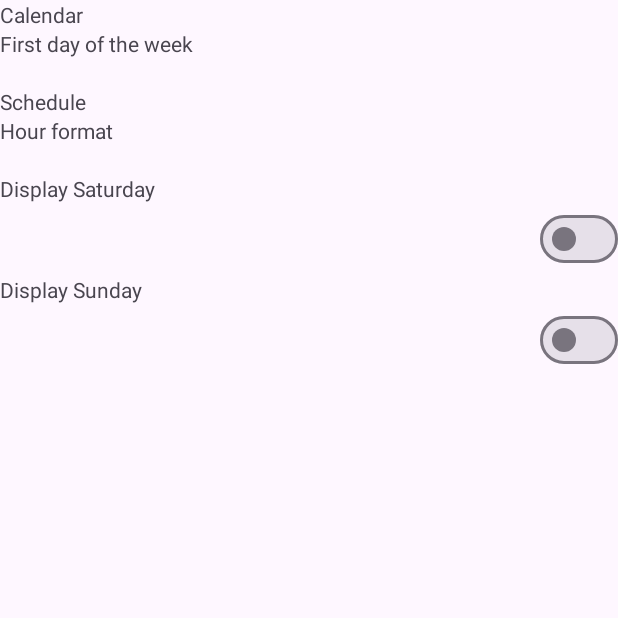
After one commit to MichaelBravoManyari/University-Schedule, an Android app: the fragment ScheduleConfigurationFragment shown on its own in the app's theme, on a phone screen of 412 x 824 dp, the top half of it. The commit adds this screen. Run offline under Robolectric (Android 15) with nearby library versions, the phone set to English and light mode, and no system bars.

Commit message:
schedule configuration fragment

```diff
--- a/feature/schedule/build.gradle.kts
+++ b/feature/schedule/build.gradle.kts
@@ -1,5 +1,6 @@
 plugins {
     id("universityschedule.android.ui")
+    alias(libs.plugins.org.jetbrains.kotlin.android)
 }
 
 android {
--- /dev/null
+++ b/feature/schedule/src/main/java/com/studentsapps/schedule/ScheduleConfigurationFragment.kt
@@ -0,0 +1,16 @@
+package com.studentsapps.schedule
+
+import android.os.Bundle
+import androidx.fragment.app.Fragment
+import android.view.LayoutInflater
+import android.view.View
+import android.view.ViewGroup
+class ScheduleConfigurationFragment : Fragment() {
+
+    override fun onCreateView(
+        inflater: LayoutInflater, container: ViewGroup?,
+        savedInstanceState: Bundle?
+    ): View {
+        return inflater.inflate(R.layout.fragment_schedule_configuration, container, false)
+    }
+}
--- /dev/null
+++ b/feature/schedule/src/main/java/com/studentsapps/schedule/ScheduleConfigurationViewModel.kt
@@ -0,0 +1,18 @@
+package com.studentsapps.schedule
+
+import androidx.lifecycle.ViewModel
+
+class ScheduleConfigurationViewModel : ViewModel() {
+}
+
+sealed interface ScheduleConfigurationUiState {
+
+    data object Loading : ScheduleConfigurationUiState
+
+    data class Success(
+        val isMondayFirstDayOfWeek: Boolean,
+        val is12HoursFormat: Boolean,
+        val showSaturday: Boolean,
+        val showSunday: Boolean,
+    ) : ScheduleConfigurationUiState
+}
--- /dev/null
+++ b/feature/schedule/src/main/res/layout/fragment_schedule_configuration.xml
@@ -0,0 +1,88 @@
+<?xml version="1.0" encoding="utf-8"?>
+<androidx.constraintlayout.widget.ConstraintLayout xmlns:android="http://schemas.android.com/apk/res/android"
+    xmlns:app="http://schemas.android.com/apk/res-auto"
+    xmlns:tools="http://schemas.android.com/tools"
+    android:layout_width="match_parent"
+    android:layout_height="match_parent"
+    tools:context=".ScheduleConfigurationFragment">
+
+    <com.google.android.material.textview.MaterialTextView
+        android:id="@+id/calendar_preferences"
+        android:layout_width="wrap_content"
+        android:layout_height="wrap_content"
+        android:text="@string/calendar_preferences"
+        app:layout_constraintStart_toStartOf="parent"
+        app:layout_constraintTop_toTopOf="parent" />
+
+    <com.google.android.material.textview.MaterialTextView
+        android:id="@+id/first_day_of_week"
+        android:layout_width="wrap_content"
+        android:layout_height="wrap_content"
+        android:text="@string/first_day_of_week"
+        app:layout_constraintStart_toStartOf="parent"
+        app:layout_constraintTop_toBottomOf="@id/calendar_preferences" />
+
+    <com.google.android.material.textview.MaterialTextView
+        android:id="@+id/first_day_of_week_value"
+        android:layout_width="wrap_content"
+        android:layout_height="wrap_content"
+        app:layout_constraintStart_toStartOf="parent"
+        app:layout_constraintTop_toBottomOf="@id/first_day_of_week"
+        tools:text="Monday" />
+
+    <com.google.android.material.textview.MaterialTextView
+        android:id="@+id/time_preferences"
+        android:layout_width="wrap_content"
+        android:layout_height="wrap_content"
+        android:text="@string/time_preferences"
+        app:layout_constraintStart_toStartOf="parent"
+        app:layout_constraintTop_toBottomOf="@id/first_day_of_week_value" />
+
+    <com.google.android.material.textview.MaterialTextView
+        android:id="@+id/hour_format"
+        android:text="@string/hour_format"
+        app:layout_constraintStart_toStartOf="parent"
+        app:layout_constraintTop_toBottomOf="@id/time_preferences"
+        android:layout_width="wrap_content"
+        android:layout_height="wrap_content" />
+
+    <com.google.android.material.textview.MaterialTextView
+        android:id="@+id/hour_format_value"
+        android:layout_width="wrap_content"
+        android:layout_height="wrap_content"
+        app:layout_constraintStart_toStartOf="parent"
+        app:layout_constraintTop_toBottomOf="@id/hour_format"
+        tools:text="12 horas"/>
+
+    <com.google.android.material.textview.MaterialTextView
+        android:id="@+id/display_saturday"
+        android:layout_width="wrap_content"
+        android:layout_height="wrap_content"
+        android:text="@string/display_saturday"
+        app:layout_constraintStart_toStartOf="parent"
+        app:layout_constraintTop_toBottomOf="@id/hour_format_value" />
+
+    <com.google.android.material.materialswitch.MaterialSwitch
+        android:id="@+id/saturday_display_switch"
+        android:layout_width="wrap_content"
+        android:layout_height="wrap_content"
+        android:contentDescription="@string/saturday_display_switch"
+        app:layout_constraintEnd_toEndOf="parent"
+        app:layout_constraintTop_toBottomOf="@id/display_saturday" />
+
+    <com.google.android.material.textview.MaterialTextView
+        android:id="@+id/display_sunday"
+        android:layout_width="wrap_content"
+        android:layout_height="wrap_content"
+        android:text="@string/display_sunday"
+        app:layout_constraintStart_toStartOf="parent"
+        app:layout_constraintTop_toBottomOf="@id/saturday_display_switch" />
+
+    <com.google.android.material.materialswitch.MaterialSwitch
+        android:id="@+id/sunday_display_switch"
+        android:layout_width="wrap_content"
+        android:layout_height="wrap_content"
+        android:contentDescription="@string/sunday_display_switch"
+        app:layout_constraintEnd_toEndOf="parent"
+        app:layout_constraintTop_toBottomOf="@id/display_sunday" />
+</androidx.constraintlayout.widget.ConstraintLayout>
--- a/feature/schedule/src/main/res/values/strings.xml
+++ b/feature/schedule/src/main/res/values/strings.xml
@@ -1,4 +1,15 @@
 <?xml version="1.0" encoding="utf-8"?>
 <resources>
     <string name="change_timetable_view">Change timetable view</string>
+    <string name="calendar_preferences">Calendar</string>
+    <string name="first_day_of_week">First day of the week</string>
+    <string name="time_preferences">Schedule</string>
+    <string name="show_classrooms">Show classrooms</string>
+    <string name="classroom_showing_switch">Classroom showing switch</string>
+    <string name="display_saturday">Display Saturday</string>
+    <string name="saturday_display_switch">Saturday display switch</string>
+    <string name="display_sunday">Display Sunday</string>
+    <string name="sunday_display_switch">Sunday display switch</string>
+    <string name="hour_format">Hour format</string>
+    <string name="hour_format_value">Hour format value</string>
 </resources>
```
Also changed, not shown: 5 other files.
